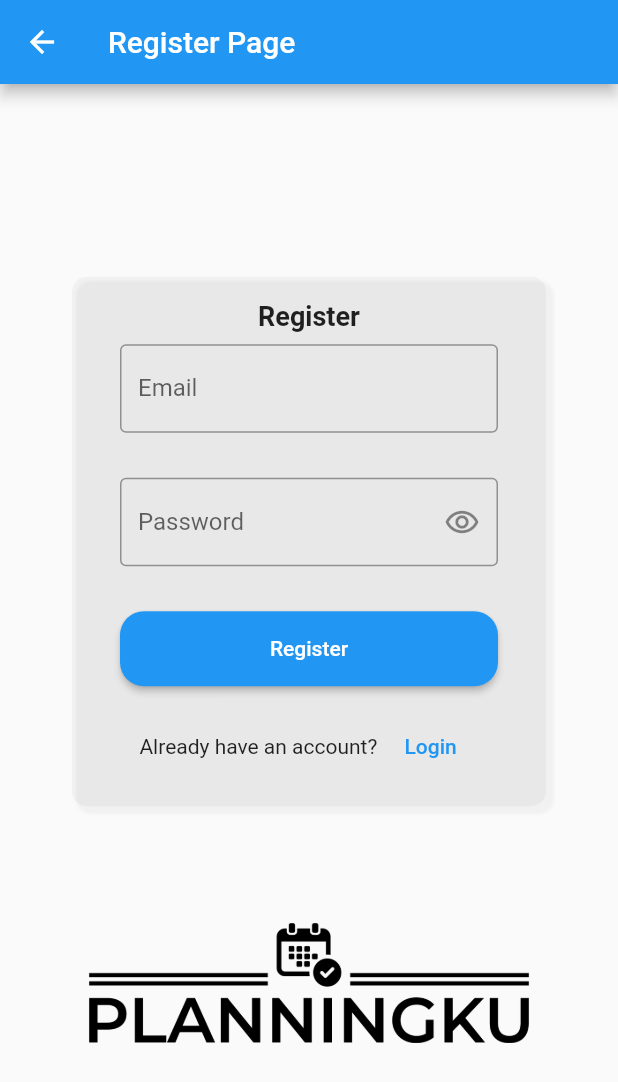
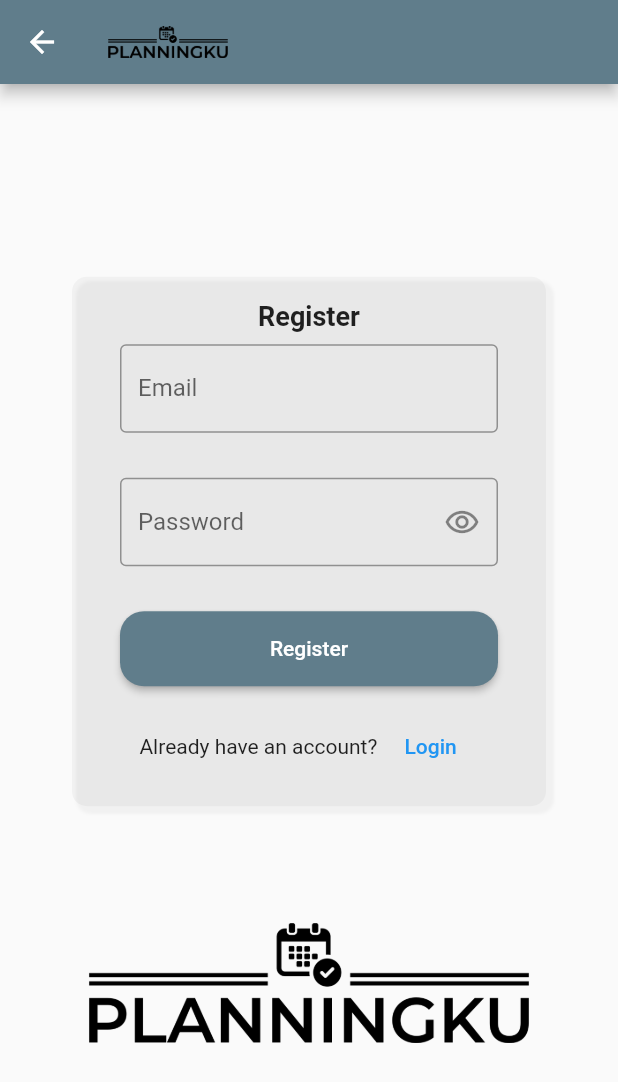
Before and after one commit to acxelderian/Planningku, a Flutter app: the LoginScreen screen opened by its route, after a tap on "Login", after a tap on "Register", on a phone screen of 412 x 824 dp. Shown: the top 1082 px of the screen. Run offline on Flutter 3.47's test engine with Material 2 defaults, Android fonts, the light colour scheme and no system bars; our stand-ins replace awesome_snackbar_content, carousel_slider, cloud_firestore, firebase_auth, firebase_core, sqflite and 1 more; accounts and stored records are empty.

Commit message:
Edit logo in appBar

```diff
--- a/lib/pages/add_agenda_screen.dart
+++ b/lib/pages/add_agenda_screen.dart
@@ -91,7 +91,7 @@ class _AddAgendaScreen extends State<AddAgendaScreen> {
   Widget build(BuildContext context) {
     return Scaffold(
       appBar: AppBar(
-        title: const Text('Aplikasi Agenda'),
+        title: Image.asset("images/planningku-logo-nobg-black.png", width: 80,),
       ),
       body: SingleChildScrollView(
         child: Container(
@@ -107,7 +107,7 @@ class _AddAgendaScreen extends State<AddAgendaScreen> {
                       "Add a New Schedule",
                       style: TextStyle(
                         fontSize: 25,
-                        color: Colors.blueAccent,
+                        color: Colors.black,
                         fontFamily: "Poppins",
                       ),
                     ),
--- a/lib/pages/carousel_screen.dart
+++ b/lib/pages/carousel_screen.dart
@@ -38,7 +38,8 @@ class _CarouselScreenState extends State<CarouselScreen> {
   Widget build(BuildContext context) {
     return Scaffold(
       appBar: AppBar(
-        title: const Text('Carousel App'),
+        title: Image.asset("images/planningku-logo-nobg-black.png", width: 80,),
+        backgroundColor: Colors.blueGrey,
       ),
       body: Column(
         children: [
--- a/lib/pages/detail_agenda_screen.dart
+++ b/lib/pages/detail_agenda_screen.dart
@@ -62,7 +62,7 @@ class DetailAgendaScreen extends StatelessWidget {
   Widget build(BuildContext context) {
     return Scaffold(
       appBar: AppBar(
-        title: const Text("Detail Agenda"),
+        title: Image.asset("images/planningku-logo-nobg-black.png", width: 80,),
         actions: [
           IconButton(
             onPressed: (){
--- a/lib/pages/list_agenda_screen.dart
+++ b/lib/pages/list_agenda_screen.dart
@@ -108,7 +108,7 @@ class _ListAgendaScreenState extends State<ListAgendaScreen> {
   Widget build(BuildContext context) {
     return Scaffold(
       appBar: AppBar(
-        title: const Text('Aplikasi Agenda'),
+        title: Image.asset("images/planningku-logo-nobg-black.png", width: 80,),
       ),
       body: StreamBuilder<QuerySnapshot<Map<String, dynamic>>>(
         stream: _firestore.collection('agendas').orderBy('date', descending: true).snapshots(),
--- a/lib/pages/log_screen.dart
+++ b/lib/pages/log_screen.dart
@@ -13,7 +13,7 @@ class LogScreen extends StatelessWidget {
   Widget build(BuildContext context) {
     return Scaffold(
       appBar: AppBar(
-        title: const Text('Log'),
+        title: Image.asset("images/planningku-logo-nobg-black.png", width: 80,),
       ),
       body: Consumer<DbProvider>(
           builder:(context,provider,child) {
@@ -23,7 +23,7 @@ class LogScreen extends StatelessWidget {
               itemCount: arrAgenda.length,
               itemBuilder: (context,index){
                 final agenda = arrAgenda[index];
-                return buildItem(context, agenda, Colors.blueAccent);
+                return buildItem(context, agenda, Colors.white30);
               },
             );
           },
--- a/lib/pages/login_screen.dart
+++ b/lib/pages/login_screen.dart
@@ -96,7 +96,8 @@ class _LoginScreenState extends State<LoginScreen> {
   Widget build(BuildContext context) {
     return Scaffold(
       appBar: AppBar(
-        title: const Text('Login Page'),
+        title: Image.asset("images/planningku-logo-nobg-black.png", width: 80,),
+        backgroundColor: Colors.blueGrey,
       ),
       body: Padding(
         padding: const EdgeInsets.all(16.0),
@@ -173,7 +174,7 @@ class _LoginScreenState extends State<LoginScreen> {
                       ),
                       const SizedBox(height: 8.0,),
                       MaterialButton(
-                        color:Theme.of(context).primaryColor,
+                        color: Colors.blueGrey,
                         height: 50,
                         shape: RoundedRectangleBorder(borderRadius: BorderRadius.circular(16)),
                         onPressed: _login,
--- a/lib/pages/register_screen.dart
+++ b/lib/pages/register_screen.dart
@@ -86,7 +86,8 @@ class _RegisterScreenState extends State<RegisterScreen> {
   Widget build(BuildContext context) {
     return Scaffold(
       appBar: AppBar(
-        title: const Text('Register Page'),
+        title: Image.asset("images/planningku-logo-nobg-black.png", width: 80,),
+        backgroundColor: Colors.blueGrey,
       ),
       body: Padding(
         padding: const EdgeInsets.all(16.0),
@@ -159,7 +160,7 @@ class _RegisterScreenState extends State<RegisterScreen> {
                       ),
                       const SizedBox(height: 8.0,),
                       MaterialButton(
-                        color:Theme.of(context).primaryColor,
+                        color: Colors.blueGrey,
                         height: 50,
                         shape: RoundedRectangleBorder(borderRadius: BorderRadius.circular(16)),
                         onPressed: _register,
```
